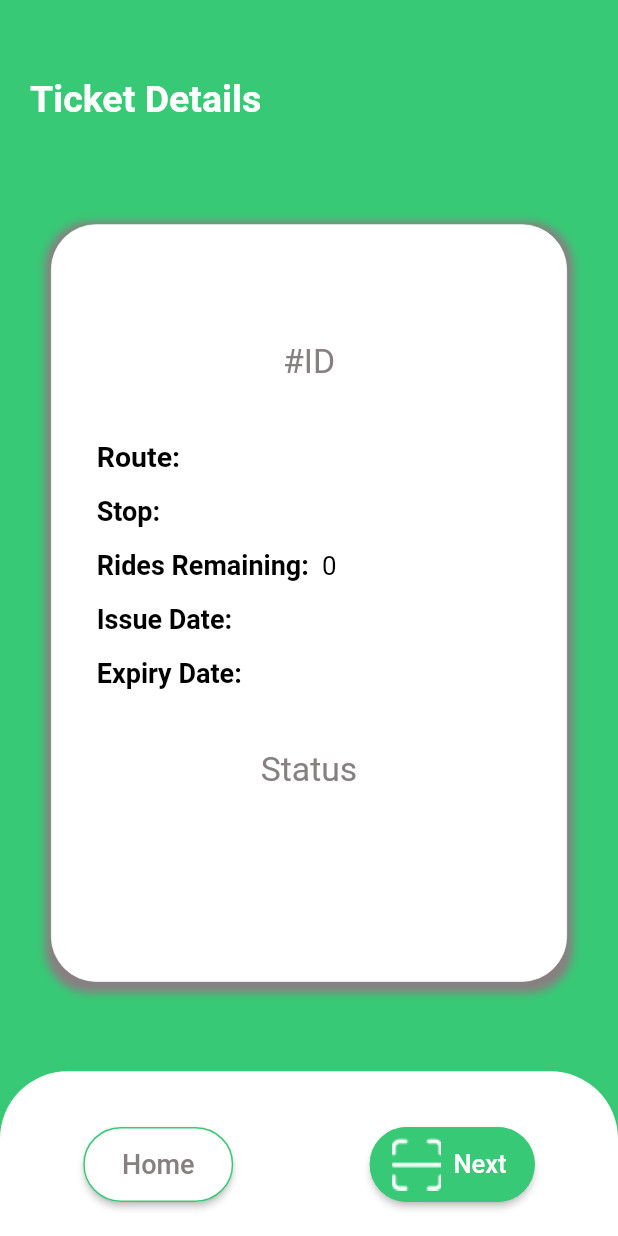
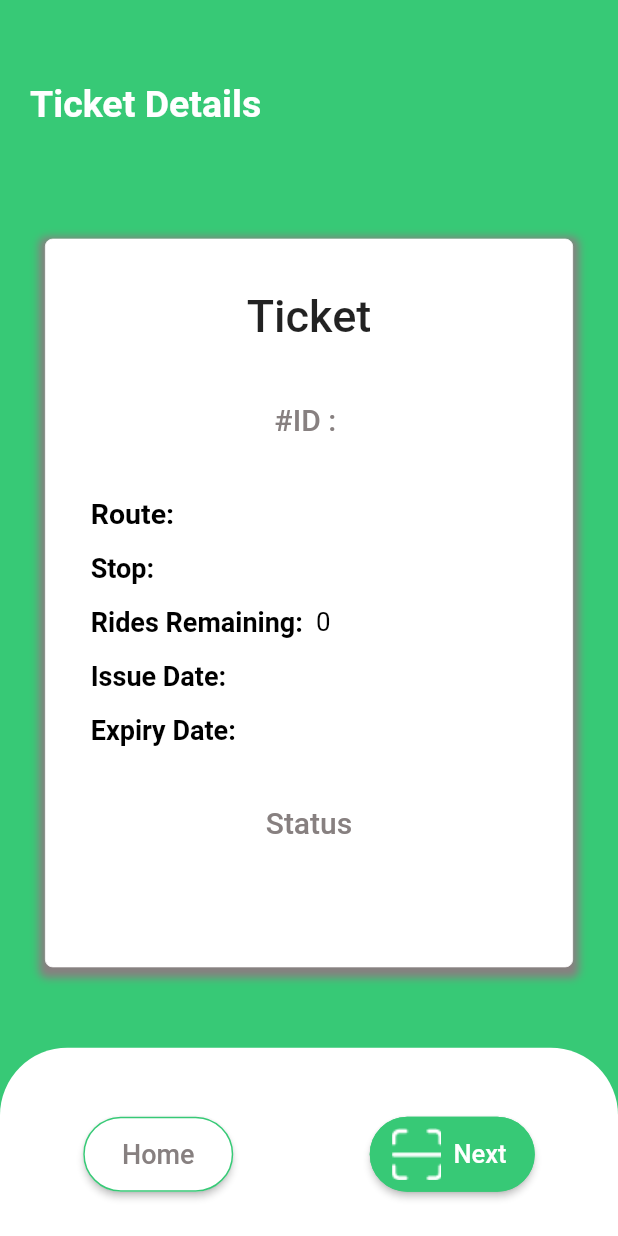
Before and after one commit to Ananthutj/BusMate_Conductor, a Flutter app: the TicketDetails screen opened directly with empty values, on a phone screen of 412 x 824 dp. Run offline on Flutter 3.47's test engine with Material 2 defaults, Android fonts, the phone set to English and light mode, and no system bars; our stand-ins replace cloud_firestore, firebase_core, get, pinput; missing offline and left inert: flutter_barcode_scanner; accounts and stored records are empty.

Commit message:
Updated UI of the Ticket status page

```diff
--- a/lib/Constants/constants.dart
+++ b/lib/Constants/constants.dart
@@ -1,5 +1,3 @@
-
-
 import 'package:flutter/material.dart';
 import 'package:pinput/pinput.dart';
 
@@ -69,13 +67,13 @@ const TextStyle kGreyTextStyle = TextStyle(
 //ticket styles
 
 const TextStyle kGreyTextTicketStyle = TextStyle(
-  fontSize: 22.5,
-  fontWeight: FontWeight.w400,
+  fontSize: 20,
+  fontWeight: FontWeight.w500,
   color: Color(0xff878080),
 );
 
-const TextStyle kBlackTicketTextSize = TextStyle(
-    fontSize: 17.3, color: Colors.black, fontWeight: FontWeight.w400);
+const TextStyle kBlackTicketTextSize =
+    TextStyle(fontSize: 17.3, color: Colors.black, fontWeight: FontWeight.w400);
 
 const TextStyle kSmallGrey = TextStyle(color: kGreyTextColor, fontSize: 12);
 const TextStyle kLargeGrey =
--- a/lib/Screens/ticket_details.dart
+++ b/lib/Screens/ticket_details.dart
@@ -51,11 +51,11 @@ class TicketDetails extends StatelessWidget {
                 )),
           ),
           Expanded(
-            flex: 6,
+            flex: 5,
             child: Center(
               child: Container(
                 // color: Colors.white,
-                margin: const EdgeInsets.all(34),
+                margin: const EdgeInsets.all(30),
                 decoration: BoxDecoration(
                   boxShadow: [
                     BoxShadow(
@@ -70,7 +70,7 @@ class TicketDetails extends StatelessWidget {
                     color: Colors.white,
                     width: 0.5,
                   ),
-                  borderRadius: BorderRadius.circular(30),
+                  borderRadius: BorderRadius.circular(5),
                 ),
                 child: Center(
                     child: Container(
@@ -78,7 +78,15 @@ class TicketDetails extends StatelessWidget {
                   mainAxisAlignment: MainAxisAlignment.center,
                   children: [
                     Text(
-                      "#ID$ticketId",
+                      "Ticket",
+                      style:
+                          TextStyle(fontSize: 30, fontWeight: FontWeight.w500),
+                    ),
+                    SizedBox(
+                      height: 40,
+                    ),
+                    Text(
+                      "#ID : $ticketId",
                       style: kGreyTextTicketStyle,
                     ),
                     const SizedBox(height: 40),
```
